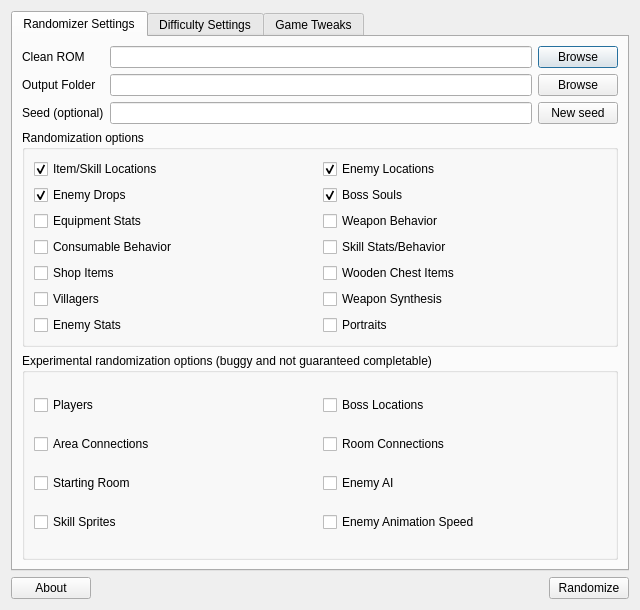
Before: the Qt Designer form randomizer.ui in LagoLunatic/dsvrandom, drawn with Qt 5.
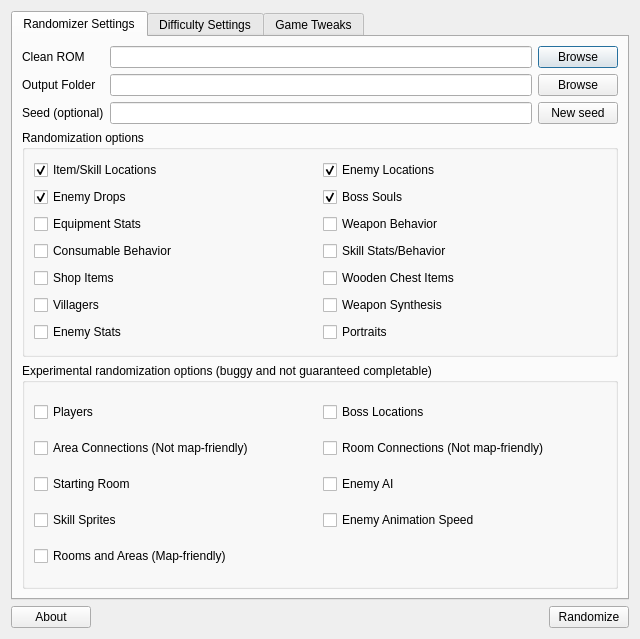
After: the same form once the commit is applied. Icons and pictures are not drawn.

Commit message: Add map friendly room rando to GUI

```diff
--- a/randomizer.ui
+++ b/randomizer.ui
@@ -7,7 +7,7 @@
     <x>0</x>
     <y>0</y>
     <width>640</width>
-    <height>610</height>
+    <height>639</height>
    </rect>
   </property>
   <property name="windowTitle">
@@ -310,7 +310,7 @@
                <string>Randomizes which areas connect to each other.</string>
               </property>
               <property name="text">
-               <string>Area Connections</string>
+               <string>Area Connections (Not map-friendly)</string>
               </property>
              </widget>
             </item>
@@ -320,7 +320,7 @@
                <string>Randomizes which rooms within an area connect to each other.</string>
               </property>
               <property name="text">
-               <string>Room Connections</string>
+               <string>Room Connections (Not map-friendly)</string>
               </property>
              </widget>
             </item>
@@ -374,6 +374,17 @@
             </item>
            </layout>
           </item>
+          <item>
+           <layout class="QHBoxLayout" name="horizontalLayout_18">
+            <item>
+             <widget class="QCheckBox" name="randomize_rooms_map_friendly">
+              <property name="text">
+               <string>Rooms and Areas (Map-friendly)</string>
+              </property>
+             </widget>
+            </item>
+           </layout>
+          </item>
          </layout>
          <zorder></zorder>
          <zorder></zorder>
```
Left out of the diff: 10 changed lines with no effect on the pictures. The commit also changes 2 other files.
